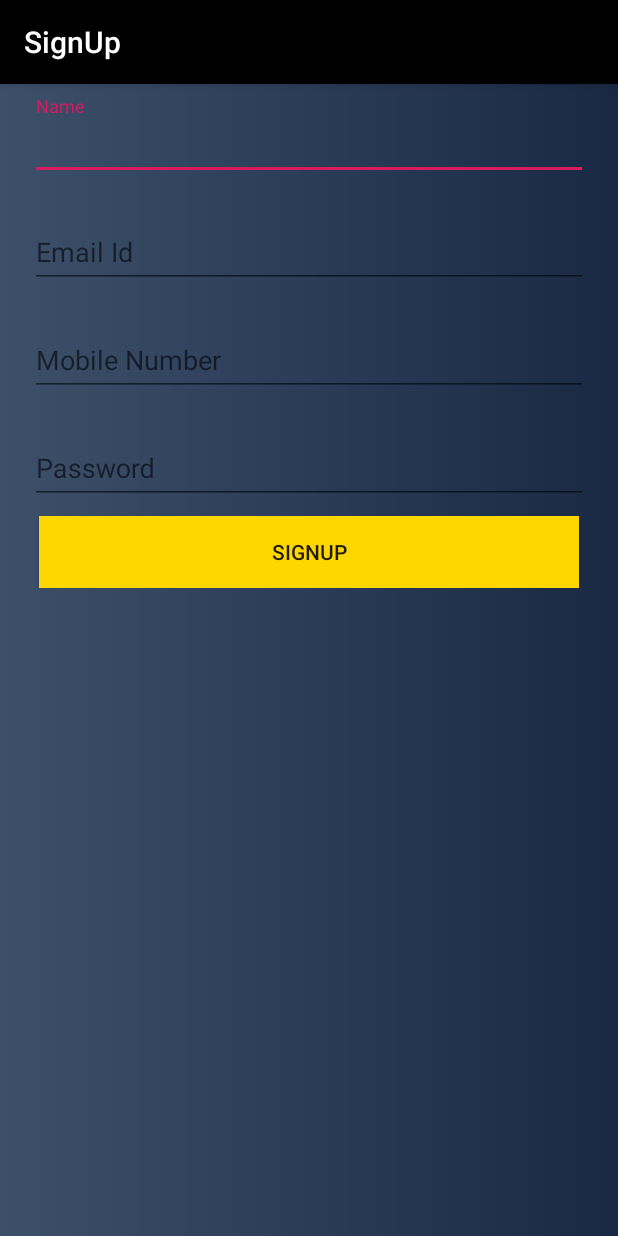
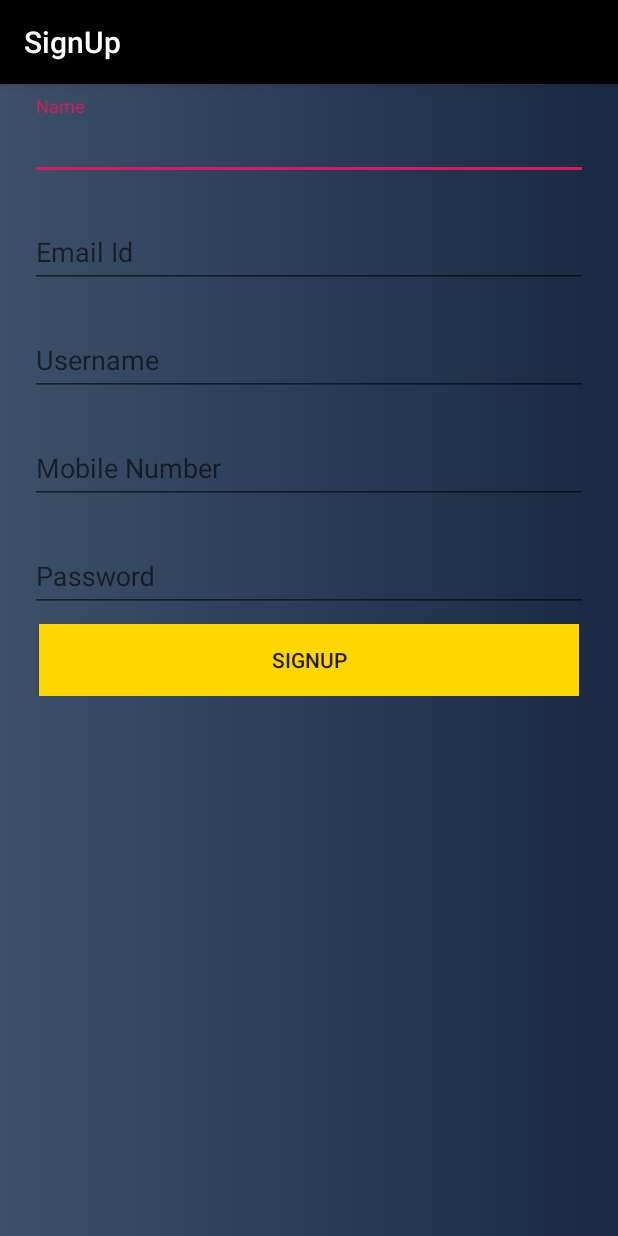
Before and after one commit to balvinderz/Match, an Android app: the SignUp screen opened directly, with no data from a screen before it, on a phone screen of 412 x 824 dp. Run offline under Robolectric (Android 15) with nearby library versions, the phone set to English and light mode, and no system bars.

Commit message:
nhic hal rha

```diff
--- a/app/src/main/java/tiredcoder/com/match/CreatePost.java
+++ b/app/src/main/java/tiredcoder/com/match/CreatePost.java
@@ -92,7 +92,7 @@ public class CreatePost extends AsyncTask<String,String,String> {
     }
     @Override
     protected void onPostExecute(String result){
-       // dialog.dismiss();
+        // dialog.dismiss();
         int success= 0;
         try {
             success = jsonObject.getInt("success");
--- a/app/src/main/java/tiredcoder/com/match/SignUp.java
+++ b/app/src/main/java/tiredcoder/com/match/SignUp.java
@@ -10,7 +10,7 @@ import android.widget.EditText;
 import java.util.regex.Pattern;
 
 public class SignUp extends AppCompatActivity {
-    EditText name,password,emailid,mobileno;
+    EditText name,password,emailid,mobileno,username;
     Button signup;
     @Override
     protected  void onCreate(Bundle savedInstanceState)
@@ -20,6 +20,7 @@ public class SignUp extends AppCompatActivity {
         name=findViewById(R.id.name);
         password=findViewById(R.id.password);
         emailid=findViewById(R.id.email);
+        username=findViewById(R.id.username);
         mobileno=findViewById(R.id.mobileno);
         signup=findViewById(R.id.signup);
 //        getActionBar().setTitle(Html.fromHtml("<font color='#0000FF'>SignUp</font>") + "tittle");
@@ -30,9 +31,10 @@ public class SignUp extends AppCompatActivity {
                 String  mobile=mobileno.getText().toString();
                 String email=emailid.getText().toString();
                 String nam=name.getText().toString();
+                String user=username.getText().toString();
                 if(validate()==1)
                     if(Constants.checknet(SignUp.this))
-                        new SignUpActivity(SignUp.this).execute(nam,email,mobile,passw);
+                        new SignUpActivity(SignUp.this).execute(nam,email,mobile,passw,user);
             }
         });
     }
@@ -51,6 +53,13 @@ public class SignUp extends AppCompatActivity {
                 emailid.requestFocus();
                 return  -1;
             }
+            else
+                if(username.getText().toString().equals(""))
+                {
+                    username.setError("Username cannot be empty");
+                    username.requestFocus();
+                    return -1;
+                }
         else
             if(mobileno.getText().length()!=10)
             {
--- a/app/src/main/java/tiredcoder/com/match/SignUpActivity.java
+++ b/app/src/main/java/tiredcoder/com/match/SignUpActivity.java
@@ -43,6 +43,7 @@ public class SignUpActivity extends AsyncTask<String,String,String> {
         String emailid=args[1];
         String mobileno=args[2];
         String password=args[3];
+        String username=args[4];
         try
         {
             Log.i("nananame",name);
@@ -58,6 +59,8 @@ public class SignUpActivity extends AsyncTask<String,String,String> {
                     URLEncoder.encode(mobileno, "UTF-8");
             data += "&" + URLEncoder.encode("password", "UTF-8") + "=" +
                     URLEncoder.encode(password, "UTF-8");
+            data += "&" + URLEncoder.encode("username", "UTF-8") + "=" +
+                    URLEncoder.encode(username, "UTF-8");
             URL url = new URL(link);
             URLConnection connection=url.openConnection();
             connection.setDoOutput(true);
@@ -100,7 +103,7 @@ public class SignUpActivity extends AsyncTask<String,String,String> {
       }
       else
         {
-            Toast.makeText(context,"Email Id or Mobile No already exists",Toast.LENGTH_SHORT).show();
+            Toast.makeText(context,"Email id, Mobile No or Username already exists",Toast.LENGTH_SHORT).show();
 
         }
     }
--- a/app/src/main/res/layout/signup.xml
+++ b/app/src/main/res/layout/signup.xml
@@ -40,6 +40,17 @@
                 android:layout_height="wrap_content"
                 android:layout_marginTop="8dp"
                 android:layout_marginBottom="8dp">
+            <EditText android:id="@+id/username"
+                android:layout_width="match_parent"
+                android:layout_height="wrap_content"
+                android:inputType="text"
+                android:hint="Username" />
+            </android.support.design.widget.TextInputLayout>
+            <android.support.design.widget.TextInputLayout
+                android:layout_width="match_parent"
+                android:layout_height="wrap_content"
+                android:layout_marginTop="8dp"
+                android:layout_marginBottom="8dp">
                 <EditText android:id="@+id/mobileno"
                     android:layout_width="match_parent"
                     android:layout_height="wrap_content"
```
Also changed, not shown: app/src/main/java/tiredcoder/com/match/Home.java (indentation only).
